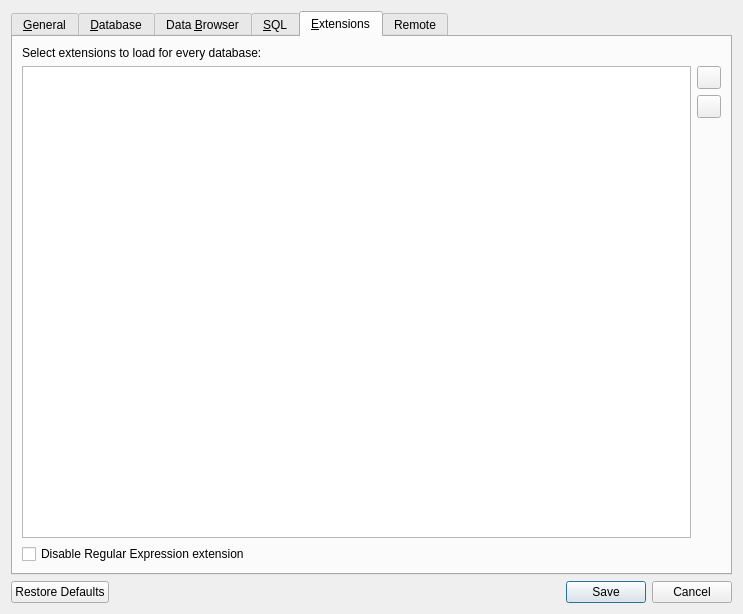
The window that src/PreferencesDialog.ui (sqlitebrowser/sqlitebrowser) describes before a commit, drawn with Qt 5.
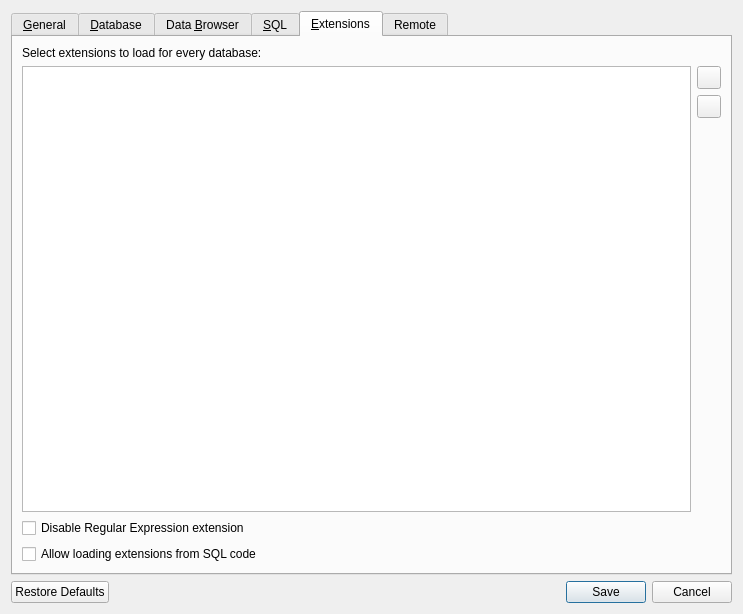
The same window after the commit. The open tabs and pages were chosen to show the change. Icons and pictures are not drawn. Custom widgets are drawn as their Qt base class.

Commit message:
Preference for allowing loading extensions from SQL code
New setting that authorizes the execution of load_extension() from SQL
code. Default value, false, following the design decision of SQLite, that
disables this function unless by default.

Added notice about the option in the calltips of the two function
variants.

```diff
--- a/src/PreferencesDialog.ui
+++ b/src/PreferencesDialog.ui
@@ -1268,6 +1268,16 @@
          </property>
         </widget>
        </item>
+       <item>
+        <widget class="QCheckBox" name="checkAllowLoadExtension">
+         <property name="toolTip">
+          <string>&lt;html&gt;&lt;head/&gt;&lt;body&gt;&lt;p&gt;SQLite provides an SQL function for loading extensions from a shared library file. Activate this if you want to use the &lt;span style=&quot; font-style:italic;&quot;&gt;load_extension()&lt;/span&gt; function from SQL code.&lt;/p&gt;&lt;p&gt;For security reasons, extension loading is turned off by default and must be enabled through this setting. You can always load extensions through the GUI, even though this option is disabled.&lt;/p&gt;&lt;/body&gt;&lt;/html&gt;</string>
+         </property>
+         <property name="text">
+          <string>Allow loading extensions from SQL code</string>
+         </property>
+        </widget>
+       </item>
       </layout>
      </widget>
      <widget class="QWidget" name="tabRemote">
```
The commit also changes 4 other files.
